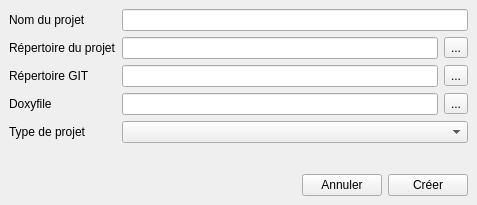
darkFrancis/ProjectManager, file projects/ProjectManager/newproject.ui: the form before one commit.
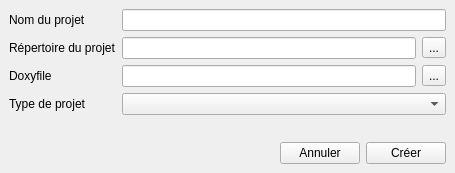
The form after the commit.

Commit message: Remove Git dir -> management from project root

What changed in the file:
```diff
--- a/projects/ProjectManager/newproject.ui
+++ b/projects/ProjectManager/newproject.ui
@@ -6,8 +6,8 @@
    <rect>
     <x>0</x>
     <y>0</y>
-    <width>477</width>
-    <height>205</height>
+    <width>455</width>
+    <height>173</height>
    </rect>
   </property>
   <property name="windowTitle">
@@ -44,66 +44,6 @@
     </item>
     <item row="0" column="0" colspan="3">
      <layout class="QFormLayout" name="formLayout">
-      <item row="2" column="0">
-       <widget class="QLabel" name="label_mainGitDir">
-        <property name="text">
-         <string>Répertoire GIT</string>
-        </property>
-       </widget>
-      </item>
-      <item row="2" column="1">
-       <layout class="QHBoxLayout" name="horizontalLayout">
-        <item>
-         <widget class="QLineEdit" name="lineEdit_mainGitDir">
-          <property name="readOnly">
-           <bool>true</bool>
-          </property>
-         </widget>
-        </item>
-        <item>
-         <widget class="QToolButton" name="toolButton_mainGitDir">
-          <property name="text">
-           <string>...</string>
-          </property>
-         </widget>
-        </item>
-       </layout>
-      </item>
-      <item row="3" column="1">
-       <layout class="QHBoxLayout" name="horizontalLayout_2">
-        <item>
-         <widget class="QLineEdit" name="lineEdit_doxyfile">
-          <property name="readOnly">
-           <bool>true</bool>
-          </property>
-         </widget>
-        </item>
-        <item>
-         <widget class="QToolButton" name="toolButton_doxyfile">
-          <property name="text">
-           <string>...</string>
-          </property>
-         </widget>
-        </item>
-       </layout>
-      </item>
-      <item row="3" column="0">
-       <widget class="QLabel" name="label_doxyfile">
-        <property name="text">
-         <string>Doxyfile</string>
-        </property>
-       </widget>
-      </item>
-      <item row="4" column="0">
-       <widget class="QLabel" name="label_projectType">
-        <property name="text">
-         <string>Type de projet</string>
-        </property>
-       </widget>
-      </item>
-      <item row="4" column="1">
-       <widget class="QComboBox" name="comboBox_projectType"/>
-      </item>
       <item row="0" column="0">
        <widget class="QLabel" name="label_projectName">
         <property name="text">
@@ -139,6 +79,41 @@
         </item>
        </layout>
       </item>
+      <item row="2" column="0">
+       <widget class="QLabel" name="label_doxyfile">
+        <property name="text">
+         <string>Doxyfile</string>
+        </property>
+       </widget>
+      </item>
+      <item row="2" column="1">
+       <layout class="QHBoxLayout" name="horizontalLayout_2">
+        <item>
+         <widget class="QLineEdit" name="lineEdit_doxyfile">
+          <property name="readOnly">
+           <bool>true</bool>
+          </property>
+         </widget>
+        </item>
+        <item>
+         <widget class="QToolButton" name="toolButton_doxyfile">
+          <property name="text">
+           <string>...</string>
+          </property>
+         </widget>
+        </item>
+       </layout>
+      </item>
+      <item row="3" column="0">
+       <widget class="QLabel" name="label_projectType">
+        <property name="text">
+         <string>Type de projet</string>
+        </property>
+       </widget>
+      </item>
+      <item row="3" column="1">
+       <widget class="QComboBox" name="comboBox_projectType"/>
+      </item>
      </layout>
     </item>
    </layout>
```
The commit also changes 6 other files.
